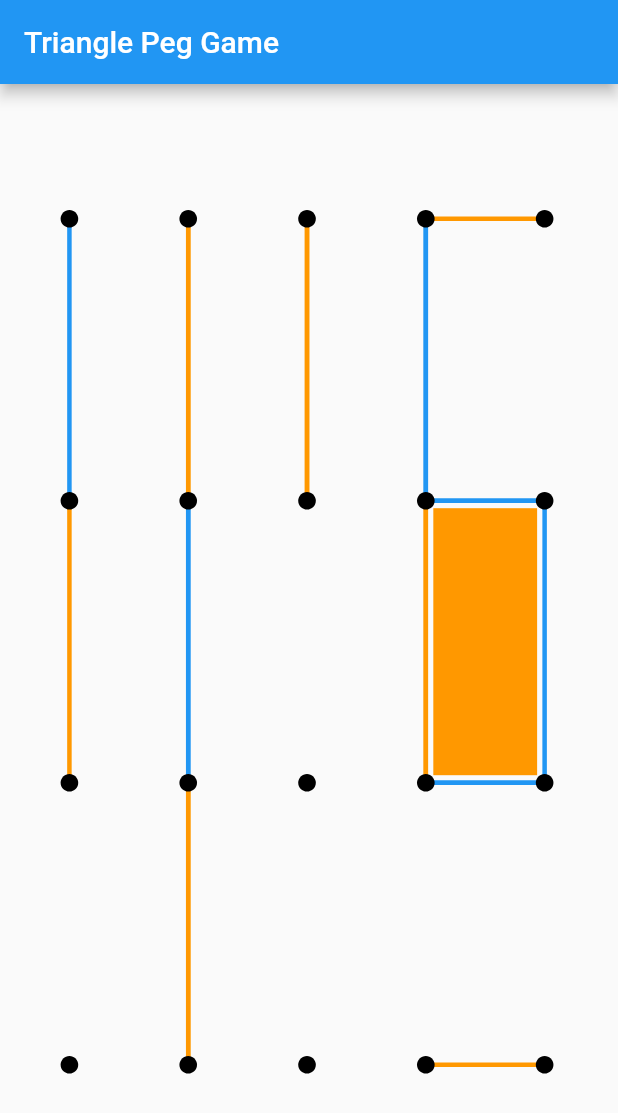
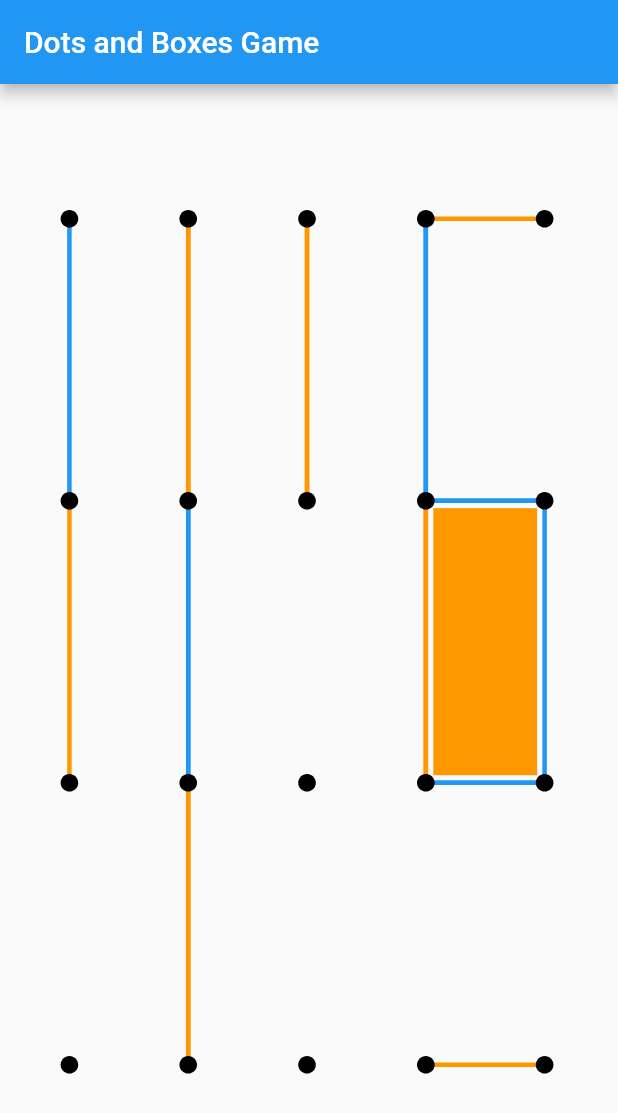
Before and after one commit to sathisse/dots_and_boxes, a Flutter app: the screen it shows after launch, on a phone screen of 412 x 824 dp. Shown: the top 1113 px of the screen. Run offline on Flutter 3.47's test engine with Material 2 defaults, Android fonts, the phone set to English and light mode, and no system bars; our stand-ins replace flutter_svg, logger.

Commit message:
Fix window title, setting it to 'Dots and Boxes Game'

```diff
--- a/lib/main.dart
+++ b/lib/main.dart
@@ -13,7 +13,7 @@ class MyApp extends StatelessWidget {
     return MaterialApp(
       home: Scaffold(
         appBar: AppBar(
-          title: const Text('Triangle Peg Game'),
+          title: const Text('Dots and Boxes Game'),
         ),
         body: Center(
           child: Container(
```
